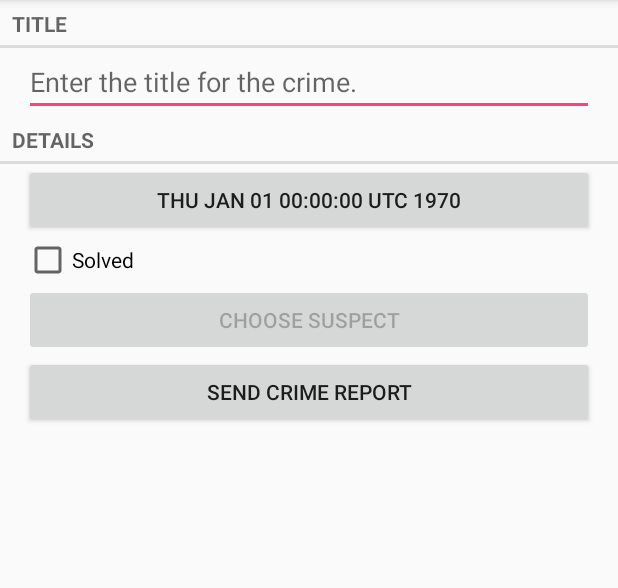
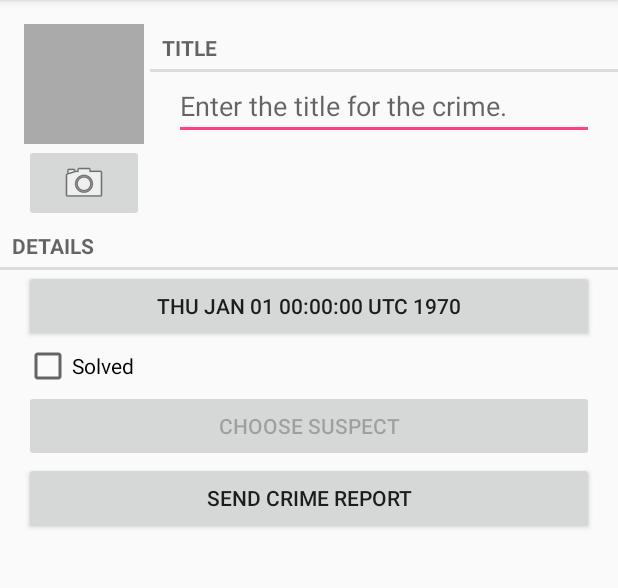
Before and after one commit to sergeykamyshov/AndroidForProBook, an Android app: the CrimeFragment screen opened directly, with no data from a screen before it, on a phone screen of 412 x 824 dp, the part 84-672 px from its top. Run offline under Robolectric (Android 15) with nearby library versions, the phone set to English and light mode, and no system bars.

Commit message:
Added feature to take the photo and save it in crime info

```diff
--- a/CriminalIntent/app/src/main/java/com/android/example/criminalintent/Crime.java
+++ b/CriminalIntent/app/src/main/java/com/android/example/criminalintent/Crime.java
@@ -18,6 +18,10 @@
     public Crime(UUID id) {
         mId = id;
         mDate = new Date();
+    }
+
+    public String getPhotoFileName() {
+        return "IMG_" + getId().toString() + ".jpg";
     }
 
     public UUID getId() {
--- a/CriminalIntent/app/src/main/java/com/android/example/criminalintent/CrimeFragment.java
+++ b/CriminalIntent/app/src/main/java/com/android/example/criminalintent/CrimeFragment.java
@@ -4,24 +4,28 @@
 import android.content.Intent;
 import android.content.pm.PackageManager;
 import android.database.Cursor;
+import android.graphics.Bitmap;
 import android.net.Uri;
 import android.os.Bundle;
 import android.provider.ContactsContract;
+import android.provider.MediaStore;
 import android.support.annotation.Nullable;
 import android.support.v4.app.Fragment;
 import android.support.v4.app.FragmentManager;
 import android.text.Editable;
 import android.text.TextWatcher;
 import android.text.format.DateFormat;
-import android.util.Log;
 import android.view.LayoutInflater;
 import android.view.View;
 import android.view.ViewGroup;
 import android.widget.Button;
 import android.widget.CheckBox;
 import android.widget.CompoundButton;
+import android.widget.ImageButton;
+import android.widget.ImageView;
 import android.widget.TextView;
 
+import java.io.File;
 import java.util.Date;
 import java.util.UUID;
 
@@ -31,6 +35,7 @@
     private static final String DIALOG_DATE = "DialogDate";
     private static final int REQUEST_DATE = 0;
     private static final int REQUEST_CONTACT = 1;
+    private static final int REQUEST_PHOTO = 2;
 
     private Crime mCrime;
     private TextView mTitleField;
@@ -38,12 +43,16 @@
     private CheckBox mSolvedCheckBox;
     private Button mReportButton;
     private Button mSuspectButton;
+    private ImageButton mPhotoButton;
+    private ImageView mPhotoView;
+    private File mPhotoFile;
 
     @Override
     public void onCreate(@Nullable Bundle savedInstanceState) {
         super.onCreate(savedInstanceState);
         UUID crimeId = (UUID) getArguments().getSerializable(ARG_CRIME_ID);
         mCrime = CrimeLab.get(getActivity()).getCrime(crimeId);
+        mPhotoFile = CrimeLab.get(getActivity()).getPhotoFile(mCrime);
     }
 
     @Nullable
@@ -122,7 +131,26 @@
             mSuspectButton.setEnabled(false);
         }
 
-        Log.i("CrimeFragment", "onCreateView()");
+        mPhotoButton = (ImageButton) v.findViewById(R.id.crime_camera);
+        final Intent captureImage = new Intent(MediaStore.ACTION_IMAGE_CAPTURE);
+        boolean canTakePhoto = mPhotoFile != null && captureImage.resolveActivity(packageManager) != null;
+        mPhotoButton.setEnabled(canTakePhoto);
+
+        if (canTakePhoto) {
+            Uri uri = Uri.fromFile(mPhotoFile);
+            captureImage.putExtra(MediaStore.EXTRA_OUTPUT, uri);
+        }
+
+        mPhotoButton.setOnClickListener(new View.OnClickListener() {
+            @Override
+            public void onClick(View view) {
+                startActivityForResult(captureImage, REQUEST_PHOTO);
+            }
+        });
+
+        mPhotoView = (ImageView) v.findViewById(R.id.crime_photo);
+        updatePhotoView();
+
         return v;
     }
 
@@ -170,6 +198,8 @@
             } finally {
                 c.close();
             }
+        } else if (requestCode == REQUEST_PHOTO) {
+            updatePhotoView();
         }
 
     }
@@ -199,4 +229,13 @@
         String report = getString(R.string.crime_report, mCrime.getTitle(), dateString, solvedString, suspect);
         return report;
     }
+
+    private void updatePhotoView() {
+        if (mPhotoFile == null || !mPhotoFile.exists()) {
+            mPhotoView.setImageDrawable(null);
+        } else {
+            Bitmap bitmap = PictureUtils.getScaledBitmap(mPhotoFile.getPath(), getActivity());
+            mPhotoView.setImageBitmap(bitmap);
+        }
+    }
 }
--- a/CriminalIntent/app/src/main/java/com/android/example/criminalintent/CrimeLab.java
+++ b/CriminalIntent/app/src/main/java/com/android/example/criminalintent/CrimeLab.java
@@ -4,10 +4,12 @@
 import android.content.Context;
 import android.database.Cursor;
 import android.database.sqlite.SQLiteDatabase;
+import android.os.Environment;
 
 import com.android.example.criminalintent.CrimeDbSchema.Cols;
 import com.android.example.criminalintent.CrimeDbSchema.CrimeTable;
 
+import java.io.File;
 import java.util.ArrayList;
 import java.util.List;
 import java.util.UUID;
@@ -85,4 +87,14 @@
         Cursor cursor = mDatabase.query(CrimeTable.NAME, null, whereClause, whereArgs, null, null, null);
         return new CrimeCursorWrapper(cursor);
     }
+
+    public File getPhotoFile(Crime crime) {
+        File externalFilesDir = mContext.getExternalFilesDir(Environment.DIRECTORY_PICTURES);
+
+        if (externalFilesDir == null) {
+            return null;
+        }
+
+        return new File(externalFilesDir, crime.getPhotoFileName());
+    }
 }
--- a/CriminalIntent/app/src/main/res/layout-land/fragment_crime.xml
+++ b/CriminalIntent/app/src/main/res/layout-land/fragment_crime.xml
@@ -4,19 +4,7 @@
     android:layout_height="match_parent"
     android:orientation="vertical">
 
-    <TextView
-        style="?android:listSeparatorTextViewStyle"
-        android:layout_width="match_parent"
-        android:layout_height="wrap_content"
-        android:text="@string/crime_title_label" />
-
-    <EditText
-        android:id="@+id/crime_title"
-        android:layout_width="match_parent"
-        android:layout_height="wrap_content"
-        android:layout_marginLeft="16dp"
-        android:layout_marginRight="16dp"
-        android:hint="@string/crime_title_hint" />
+    <include layout="@layout/view_camera_and_title"/>
 
     <TextView
         style="?android:listSeparatorTextViewStyle"
--- a/CriminalIntent/app/src/main/res/layout/fragment_crime.xml
+++ b/CriminalIntent/app/src/main/res/layout/fragment_crime.xml
@@ -4,19 +4,7 @@
     android:layout_height="match_parent"
     android:orientation="vertical">
 
-    <TextView
-        style="?android:listSeparatorTextViewStyle"
-        android:layout_width="match_parent"
-        android:layout_height="wrap_content"
-        android:text="@string/crime_title_label" />
-
-    <EditText
-        android:id="@+id/crime_title"
-        android:layout_width="match_parent"
-        android:layout_height="wrap_content"
-        android:layout_marginLeft="16dp"
-        android:layout_marginRight="16dp"
-        android:hint="@string/crime_title_hint" />
+    <include layout="@layout/view_camera_and_title"/>
 
     <TextView
         style="?android:listSeparatorTextViewStyle"
--- /dev/null
+++ b/CriminalIntent/app/src/main/res/layout/view_camera_and_title.xml
@@ -0,0 +1,51 @@
+<?xml version="1.0" encoding="utf-8"?>
+<LinearLayout xmlns:android="http://schemas.android.com/apk/res/android"
+              android:layout_width="match_parent"
+              android:layout_height="wrap_content"
+              android:layout_marginLeft="16dp"
+              android:layout_marginTop="16dp"
+              android:orientation="horizontal">
+
+    <LinearLayout
+        android:layout_width="wrap_content"
+        android:layout_height="wrap_content"
+        android:layout_marginRight="4dp"
+        android:orientation="vertical">
+
+        <ImageView
+            android:id="@+id/crime_photo"
+            android:layout_width="80dp"
+            android:layout_height="80dp"
+            android:background="@android:color/darker_gray"
+            android:cropToPadding="true"
+            android:scaleType="centerInside"/>
+
+        <ImageButton
+            android:id="@+id/crime_camera"
+            android:layout_width="match_parent"
+            android:layout_height="wrap_content"
+            android:src="@android:drawable/ic_menu_camera"/>
+    </LinearLayout>
+
+    <LinearLayout
+        android:layout_width="wrap_content"
+        android:layout_height="wrap_content"
+        android:layout_weight="1"
+        android:orientation="vertical">
+
+        <TextView
+            style="?android:listSeparatorTextViewStyle"
+            android:layout_width="match_parent"
+            android:layout_height="wrap_content"
+            android:text="@string/crime_title_label"/>
+
+        <EditText
+            android:id="@+id/crime_title"
+            android:layout_width="match_parent"
+            android:layout_height="wrap_content"
+            android:layout_marginLeft="16dp"
+            android:layout_marginRight="16dp"
+            android:hint="@string/crime_title_hint"/>
+    </LinearLayout>
+
+</LinearLayout>
```
Also changed, not shown: CriminalIntent/app/src/main/AndroidManifest.xml (+8 -0 lines), CriminalIntent/app/src/main/java/com/android/example/criminalintent/PictureUtils.java (added, +41 -0 lines).
